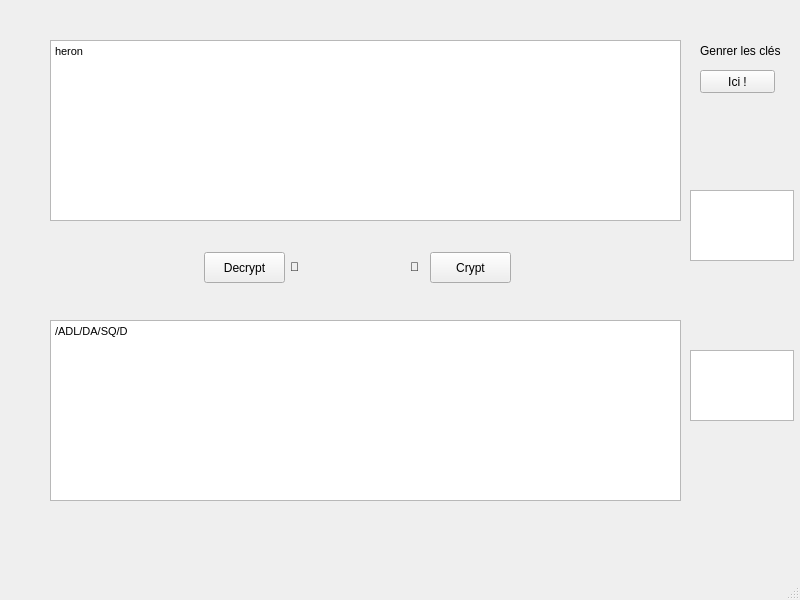
This is data/ui/mainwindow.ui in Blackfireoff/rsa_gen as Qt 5 draws it before an edit. The edited form follows.
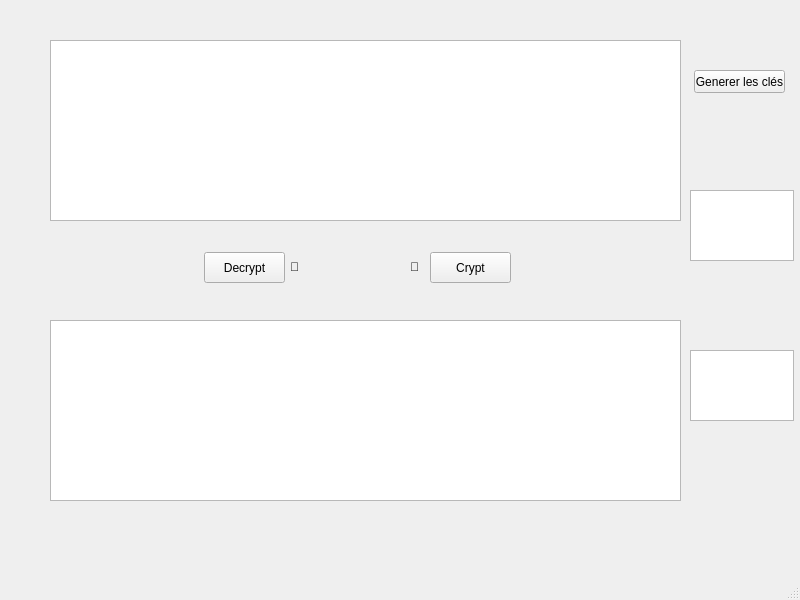
This is the edited form.

The edit to the form file:
```diff
--- a/data/ui/mainwindow.ui
+++ b/data/ui/mainwindow.ui
@@ -28,7 +28,7 @@
 &lt;html&gt;&lt;head&gt;&lt;meta name=&quot;qrichtext&quot; content=&quot;1&quot; /&gt;&lt;style type=&quot;text/css&quot;&gt;
 p, li { white-space: pre-wrap; }
 &lt;/style&gt;&lt;/head&gt;&lt;body style=&quot; font-family:'MS Shell Dlg 2'; font-size:8.25pt; font-weight:400; font-style:normal;&quot;&gt;
-&lt;p style=&quot; margin-top:0px; margin-bottom:0px; margin-left:0px; margin-right:0px; -qt-block-indent:0; text-indent:0px;&quot;&gt;heron&lt;/p&gt;&lt;/body&gt;&lt;/html&gt;</string>
+&lt;p style=&quot;-qt-paragraph-type:empty; margin-top:0px; margin-bottom:0px; margin-left:0px; margin-right:0px; -qt-block-indent:0; text-indent:0px;&quot;&gt;&lt;br /&gt;&lt;/p&gt;&lt;/body&gt;&lt;/html&gt;</string>
     </property>
    </widget>
    <widget class="QTextEdit" name="textEdit_2">
@@ -45,7 +45,7 @@
 &lt;html&gt;&lt;head&gt;&lt;meta name=&quot;qrichtext&quot; content=&quot;1&quot; /&gt;&lt;style type=&quot;text/css&quot;&gt;
 p, li { white-space: pre-wrap; }
 &lt;/style&gt;&lt;/head&gt;&lt;body style=&quot; font-family:'MS Shell Dlg 2'; font-size:8.25pt; font-weight:400; font-style:normal;&quot;&gt;
-&lt;p style=&quot; margin-top:0px; margin-bottom:0px; margin-left:0px; margin-right:0px; -qt-block-indent:0; text-indent:0px;&quot;&gt;/ADL/DA/SQ/D&lt;/p&gt;&lt;/body&gt;&lt;/html&gt;</string>
+&lt;p style=&quot;-qt-paragraph-type:empty; margin-top:0px; margin-bottom:0px; margin-left:0px; margin-right:0px; -qt-block-indent:0; text-indent:0px;&quot;&gt;&lt;br /&gt;&lt;/p&gt;&lt;/body&gt;&lt;/html&gt;</string>
     </property>
    </widget>
    <widget class="QPushButton" name="pushButton">
@@ -103,27 +103,14 @@
    <widget class="QPushButton" name="pushButton_3">
     <property name="geometry">
      <rect>
-      <x>700</x>
+      <x>694</x>
       <y>70</y>
-      <width>75</width>
+      <width>91</width>
       <height>23</height>
      </rect>
     </property>
     <property name="text">
-     <string>Ici !</string>
-    </property>
-   </widget>
-   <widget class="QLabel" name="label_3">
-    <property name="geometry">
-     <rect>
-      <x>700</x>
-      <y>40</y>
-      <width>81</width>
-      <height>21</height>
-     </rect>
-    </property>
-    <property name="text">
-     <string>Genrer les clés</string>
+     <string>Generer les clés</string>
     </property>
    </widget>
    <widget class="QTextEdit" name="textEdit_3">
```
Left out of the diff: 43 changed lines with no effect on the pictures.
